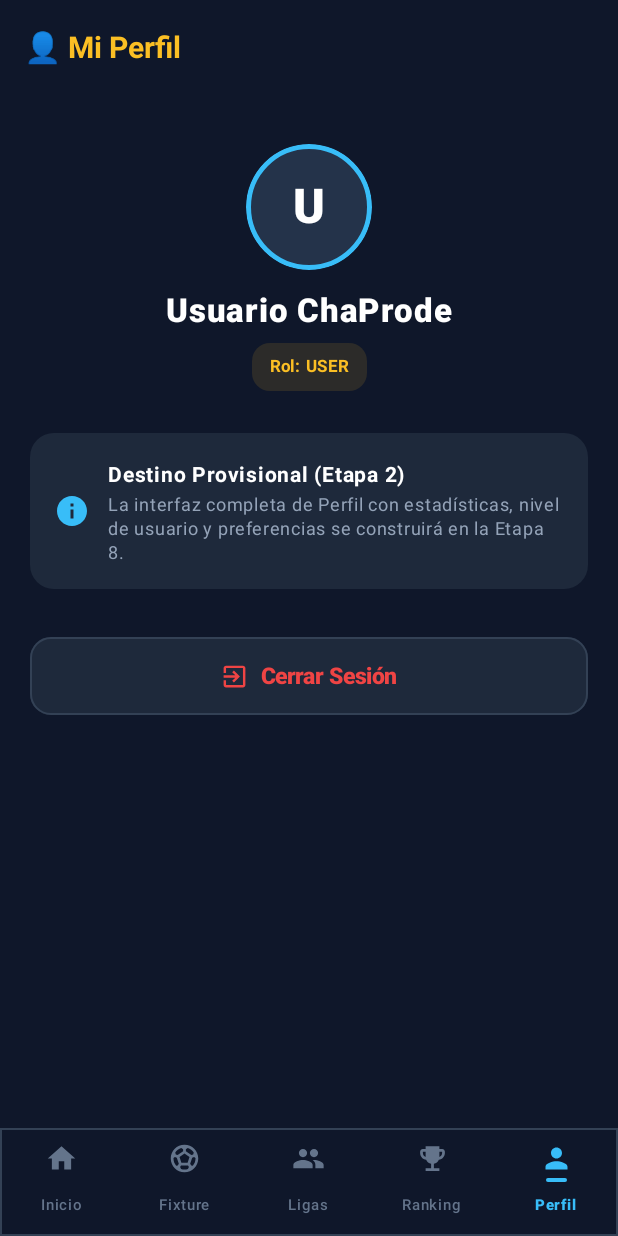
After one commit to sebajaz/ChaProde, an Android app built with Jetpack Compose: the ProfileScreen screen opened through its navigation route, on a phone screen of 412 x 824 dp. The commit adds this screen. Run offline under Robolectric (Android 15) with nearby library versions, the phone set to English and light mode, and no system bars.

Commit message:
feat(mobile): implement etapa 2 bottom navigation bar, app shell and provisional profile screen

```diff
--- a/mobile/app/src/main/kotlin/com/chaprode/mobile/MainActivity.kt
+++ b/mobile/app/src/main/kotlin/com/chaprode/mobile/MainActivity.kt
@@ -4,17 +4,24 @@ import android.os.Bundle
 import androidx.activity.ComponentActivity
 import androidx.activity.compose.setContent
 import androidx.activity.enableEdgeToEdge
+import androidx.compose.foundation.layout.Box
 import androidx.compose.foundation.layout.fillMaxSize
-import androidx.compose.material3.MaterialTheme
-import androidx.compose.material3.Surface
+import androidx.compose.foundation.layout.padding
+import androidx.compose.material3.Scaffold
 import androidx.compose.runtime.Composable
+import androidx.compose.runtime.getValue
 import androidx.compose.ui.Modifier
+import androidx.compose.ui.unit.dp
+import androidx.navigation.NavGraph.Companion.findStartDestination
 import androidx.navigation.compose.NavHost
 import androidx.navigation.compose.composable
+import androidx.navigation.compose.currentBackStackEntryAsState
 import androidx.navigation.compose.rememberNavController
+import com.chaprode.mobile.data.local.preferences.SessionManager
 import com.chaprode.mobile.ui.auth.AuthViewModel
 import com.chaprode.mobile.ui.auth.LoginScreen
 import com.chaprode.mobile.ui.auth.RegisterScreen
+import com.chaprode.mobile.ui.components.ChaProdeBottomNav
 import com.chaprode.mobile.ui.league.LeagueViewModel
 import com.chaprode.mobile.ui.navigation.Screen
 import com.chaprode.mobile.ui.prediction.PredictionViewModel
@@ -22,16 +29,21 @@ import com.chaprode.mobile.ui.ranking.RankingViewModel
 import com.chaprode.mobile.ui.screens.FixtureScreen
 import com.chaprode.mobile.ui.screens.HomeScreen
 import com.chaprode.mobile.ui.screens.LeaguesScreen
+import com.chaprode.mobile.ui.screens.ProfileScreen
 import com.chaprode.mobile.ui.screens.RankingScreen
+import com.chaprode.mobile.ui.theme.ChaProdeBg
+import com.chaprode.mobile.ui.theme.ChaProdeTheme
 
 class MainActivity : ComponentActivity() {
     override fun onCreate(savedInstanceState: Bundle?) {
         super.onCreate(savedInstanceState)
-        com.chaprode.mobile.data.local.preferences.SessionManager.init(applicationContext)
+        SessionManager.init(applicationContext)
         com.chaprode.mobile.data.remote.ApiConfig.init(applicationContext)
         enableEdgeToEdge()
         setContent {
+            ChaProdeTheme {
                 ChaProdeApp()
+            }
         }
     }
 }
@@ -44,39 +56,108 @@ fun ChaProdeApp() {
     val rankingViewModel = RankingViewModel()
     val leagueViewModel = LeagueViewModel()
 
-    val startDest = if (com.chaprode.mobile.data.local.preferences.SessionManager.isLoggedIn()) Screen.Home.route else Screen.Login.route
+    val navBackStackEntry by navController.currentBackStackEntryAsState()
+    val currentRoute = navBackStackEntry?.destination?.route
 
-    Surface(
-        modifier = Modifier.fillMaxSize(),
-        color = MaterialTheme.colorScheme.background
+    // Rutas principales que muestran la barra de navegación inferior (excluye Login y Register)
+    val mainTabs = listOf(
+        Screen.Home.route,
+        Screen.Fixture.route,
+        Screen.Leagues.route,
+        Screen.Ranking.route,
+        Screen.Profile.route
+    )
+    val showBottomNav = currentRoute in mainTabs
+
+    val startDest = if (SessionManager.isLoggedIn()) Screen.Home.route else Screen.Login.route
+
+    Scaffold(
+        bottomBar = {
+            if (showBottomNav) {
+                ChaProdeBottomNav(
+                    currentRoute = currentRoute,
+                    onNavigate = { targetScreen ->
+                        if (currentRoute != targetScreen.route) {
+                            navController.navigate(targetScreen.route) {
+                                // Patrón recomendado de Compose para preservar estados de pestañas y evitar duplicados
+                                popUpTo(navController.graph.findStartDestination().id) {
+                                    saveState = true
+                                }
+                                launchSingleTop = true
+                                restoreState = true
+                            }
+                        }
+                    }
+                )
+            }
+        },
+        containerColor = ChaProdeBg
+    ) { innerPadding ->
+        Box(
+            modifier = Modifier
+                .fillMaxSize()
+                .padding(bottom = if (showBottomNav) innerPadding.calculateBottomPadding() else 0.dp)
         ) {
-        NavHost(navController = navController, startDestination = startDest) {
+            NavHost(
+                navController = navController,
+                startDestination = startDest
+            ) {
                 composable(Screen.Login.route) {
                     LoginScreen(
                         viewModel = authViewModel,
                         onNavigateToRegister = { navController.navigate(Screen.Register.route) },
-                    onLoginSuccess = { navController.navigate(Screen.Home.route) }
-                )
-            }
-            composable(Screen.Register.route) {
-                RegisterScreen(
-                    onNavigateToLogin = { navController.popBackStack() },
-                    onRegisterSuccess = { navController.navigate(Screen.Home.route) }
-                )
-            }
-            composable(Screen.Home.route) {
-                HomeScreen(
-                    viewModel = authViewModel,
-                    onNavigateToFixture = { navController.navigate(Screen.Fixture.route) },
-                    onNavigateToRanking = { navController.navigate(Screen.Ranking.route) },
-                    onNavigateToLeagues = { navController.navigate(Screen.Leagues.route) },
-                    onLogout = {
-                        navController.navigate(Screen.Login.route) {
-                            popUpTo(Screen.Home.route) { inclusive = true }
+                        onLoginSuccess = {
+                            navController.navigate(Screen.Home.route) {
+                                popUpTo(Screen.Login.route) { inclusive = true }
                             }
                         }
                     )
                 }
+
+                composable(Screen.Register.route) {
+                    RegisterScreen(
+                        onNavigateToLogin = { navController.popBackStack() },
+                        onRegisterSuccess = {
+                            navController.navigate(Screen.Home.route) {
+                                popUpTo(Screen.Login.route) { inclusive = true }
+                            }
+                        }
+                    )
+                }
+
+                composable(Screen.Home.route) {
+                    HomeScreen(
+                        viewModel = authViewModel,
+                        onNavigateToFixture = {
+                            navController.navigate(Screen.Fixture.route) {
+                                popUpTo(navController.graph.findStartDestination().id) { saveState = true }
+                                launchSingleTop = true
+                                restoreState = true
+                            }
+                        },
+                        onNavigateToRanking = {
+                            navController.navigate(Screen.Ranking.route) {
+                                popUpTo(navController.graph.findStartDestination().id) { saveState = true }
+                                launchSingleTop = true
+                                restoreState = true
+                            }
+                        },
+                        onNavigateToLeagues = {
+                            navController.navigate(Screen.Leagues.route) {
+                                popUpTo(navController.graph.findStartDestination().id) { saveState = true }
+                                launchSingleTop = true
+                                restoreState = true
+                            }
+                        },
+                        onLogout = {
+                            SessionManager.clearSession()
+                            navController.navigate(Screen.Login.route) {
+                                popUpTo(0) { inclusive = true }
+                            }
+                        }
+                    )
+                }
+
                 composable(Screen.Fixture.route) {
                     FixtureScreen(
                         viewModel = predictionViewModel,
@@ -85,6 +166,7 @@ fun ChaProdeApp() {
                         onNavigateBack = { navController.popBackStack() }
                     )
                 }
+
                 composable(Screen.Ranking.route) {
                     RankingScreen(
                         viewModel = rankingViewModel,
@@ -93,12 +175,25 @@ fun ChaProdeApp() {
                         onNavigateBack = { navController.popBackStack() }
                     )
                 }
+
                 composable(Screen.Leagues.route) {
                     LeaguesScreen(
                         viewModel = leagueViewModel,
                         onNavigateBack = { navController.popBackStack() }
                     )
                 }
+
+                composable(Screen.Profile.route) {
+                    ProfileScreen(
+                        onLogout = {
+                            SessionManager.clearSession()
+                            navController.navigate(Screen.Login.route) {
+                                popUpTo(0) { inclusive = true }
+                            }
+                        }
+                    )
                 }
             }
         }
+    }
+}
--- /dev/null
+++ b/mobile/app/src/main/kotlin/com/chaprode/mobile/ui/components/ChaProdeBottomNav.kt
@@ -0,0 +1,120 @@
+package com.chaprode.mobile.ui.components
+
+import androidx.compose.foundation.background
+import androidx.compose.foundation.border
+import androidx.compose.foundation.clickable
+import androidx.compose.foundation.interaction.MutableInteractionSource
+import androidx.compose.foundation.layout.*
+import androidx.compose.foundation.shape.RoundedCornerShape
+import androidx.compose.material.icons.Icons
+import androidx.compose.material.icons.filled.EmojiEvents
+import androidx.compose.material.icons.filled.Group
+import androidx.compose.material.icons.filled.Home
+import androidx.compose.material.icons.filled.Person
+import androidx.compose.material.icons.filled.SportsSoccer
+import androidx.compose.material.ripple.rememberRipple
+import androidx.compose.material3.Icon
+import androidx.compose.material3.Text
+import androidx.compose.runtime.Composable
+import androidx.compose.runtime.remember
+import androidx.compose.ui.Alignment
+import androidx.compose.ui.Modifier
+import androidx.compose.ui.draw.shadow
+import androidx.compose.ui.graphics.vector.ImageVector
+import androidx.compose.ui.text.font.FontWeight
+import androidx.compose.ui.unit.dp
+import androidx.compose.ui.unit.sp
+import com.chaprode.mobile.ui.navigation.Screen
+import com.chaprode.mobile.ui.theme.*
+
+data class BottomNavDestination(
+    val screen: Screen,
+    val label: String,
+    val icon: ImageVector
+)
+
+val bottomNavItems = listOf(
+    BottomNavDestination(Screen.Home, "Inicio", Icons.Default.Home),
+    BottomNavDestination(Screen.Fixture, "Fixture", Icons.Default.SportsSoccer),
+    BottomNavDestination(Screen.Leagues, "Ligas", Icons.Default.Group),
+    BottomNavDestination(Screen.Ranking, "Ranking", Icons.Default.EmojiEvents),
+    BottomNavDestination(Screen.Profile, "Perfil", Icons.Default.Person)
+)
+
+/**
+ * Barra de navegación inferior persistente de cinco destinos (Figma Make reference: .bottom-nav).
+ * Proporciona acceso rápido a Inicio, Fixture, Ligas, Ranking y Perfil con indicador activo en celeste.
+ */
+@Composable
+fun ChaProdeBottomNav(
+    currentRoute: String?,
+    onNavigate: (Screen) -> Unit,
+    modifier: Modifier = Modifier
+) {
+    Box(
+        modifier = modifier
+            .fillMaxWidth()
+            .shadow(elevation = 16.dp, ambientColor = ChaProdeBg, spotColor = ChaProdeBg)
+            .border(width = 1.dp, color = ChaProdeBorder)
+            .background(ChaProdeBg)
+            .navigationBarsPadding()
+            .height(72.dp)
+    ) {
+        Row(
+            modifier = Modifier.fillMaxSize(),
+            horizontalArrangement = Arrangement.SpaceAround,
+            verticalAlignment = Alignment.CenterVertically
+        ) {
+            bottomNavItems.forEach { destination ->
+                val isSelected = currentRoute == destination.screen.route
+                val contentColor = if (isSelected) ChaProdeSky else ChaProdeSubtle
+
+                Column(
+                    modifier = Modifier
+                        .weight(1f)
+                        .fillMaxHeight()
+                        .clickable(
+                            interactionSource = remember { MutableInteractionSource() },
+                            indication = rememberRipple(bounded = false, radius = 28.dp),
+                            onClick = { onNavigate(destination.screen) }
+                        ),
+                    horizontalAlignment = Alignment.CenterHorizontally,
+                    verticalArrangement = Arrangement.Center
+                ) {
+                    Box(
+                        contentAlignment = Alignment.Center,
+                        modifier = Modifier.padding(bottom = 2.dp)
+                    ) {
+                        Icon(
+                            imageVector = destination.icon,
+                            contentDescription = destination.label,
+                            tint = contentColor,
+                            modifier = Modifier.size(22.dp)
+                        )
+                    }
+
+                    // Línea indicadora activa debajo del icono (Figma Make reference: .bottom-nav button i)
+                    if (isSelected) {
+                        Box(
+                            modifier = Modifier
+                                .width(14.dp)
+                                .height(2.5.dp)
+                                .background(ChaProdeSky, RoundedCornerShape(2.dp))
+                        )
+                    } else {
+                        Spacer(modifier = Modifier.height(2.5.dp))
+                    }
+
+                    Spacer(modifier = Modifier.height(3.dp))
+
+                    Text(
+                        text = destination.label,
+                        color = contentColor,
+                        fontSize = 10.sp,
+                        fontWeight = if (isSelected) FontWeight.ExtraBold else FontWeight.Medium
+                    )
+                }
+            }
+        }
+    }
+}
--- a/mobile/app/src/main/kotlin/com/chaprode/mobile/ui/navigation/Screen.kt
+++ b/mobile/app/src/main/kotlin/com/chaprode/mobile/ui/navigation/Screen.kt
@@ -7,4 +7,5 @@ sealed class Screen(val route: String) {
     object Fixture : Screen("fixture")
     object Ranking : Screen("ranking")
     object Leagues : Screen("leagues")
+    object Profile : Screen("profile")
 }
--- /dev/null
+++ b/mobile/app/src/main/kotlin/com/chaprode/mobile/ui/screens/ProfileScreen.kt
@@ -0,0 +1,169 @@
+package com.chaprode.mobile.ui.screens
+
+import androidx.compose.foundation.background
+import androidx.compose.foundation.border
+import androidx.compose.foundation.layout.*
+import androidx.compose.foundation.rememberScrollState
+import androidx.compose.foundation.shape.CircleShape
+import androidx.compose.foundation.shape.RoundedCornerShape
+import androidx.compose.foundation.verticalScroll
+import androidx.compose.material.icons.Icons
+import androidx.compose.material.icons.automirrored.filled.ExitToApp
+import androidx.compose.material.icons.filled.Info
+import androidx.compose.material.icons.filled.Person
+import androidx.compose.material3.*
+import androidx.compose.runtime.Composable
+import androidx.compose.ui.Alignment
+import androidx.compose.ui.Modifier
+import androidx.compose.ui.draw.clip
+import androidx.compose.ui.graphics.Color
+import androidx.compose.ui.text.font.FontWeight
+import androidx.compose.ui.text.style.TextAlign
+import androidx.compose.ui.unit.dp
+import androidx.compose.ui.unit.sp
+import com.chaprode.mobile.data.local.preferences.SessionManager
+import com.chaprode.mobile.model.User
+import com.chaprode.mobile.ui.components.ButtonVariant
+import com.chaprode.mobile.ui.components.ChaProdeButton
+import com.chaprode.mobile.ui.theme.*
+
+/**
+ * Pantalla provisional de Perfil (Etapa 2).
+ * Proporciona el destino de navegación requerido por el BottomNav de cinco secciones,
+ * utilizando únicamente los datos reales de la sesión actual (sin información ficticia).
+ * La implementación visual completa con ajustes y nivel de usuario se desarrollará en la Etapa 8.
+ */
+@OptIn(ExperimentalMaterial3Api::class)
+@Composable
+fun ProfileScreen(
+    onLogout: () -> Unit,
+    modifier: Modifier = Modifier
+) {
+    val user: User? = SessionManager.getUser()
+
+    Scaffold(
+        topBar = {
+            TopAppBar(
+                title = {
+                    Text(
+                        text = "👤 Mi Perfil",
+                        fontWeight = FontWeight.Bold,
+                        color = ChaProdeGold,
+                        fontSize = 20.sp
+                    )
+                },
+                colors = TopAppBarDefaults.topAppBarColors(containerColor = ChaProdeBg)
+            )
+        },
+        containerColor = ChaProdeBg
+    ) { padding ->
+        Column(
+            modifier = modifier
+                .fillMaxSize()
+                .padding(padding)
+                .verticalScroll(rememberScrollState())
+                .padding(20.dp),
+            horizontalAlignment = Alignment.CenterHorizontally
+        ) {
+            Spacer(modifier = Modifier.height(12.dp))
+
+            // Avatar con inicial del usuario real
+            Box(
+                modifier = Modifier
+                    .size(84.dp)
+                    .clip(CircleShape)
+                    .background(ChaProdeSurfaceRaised)
+                    .border(3.dp, ChaProdeSky, CircleShape),
+                contentAlignment = Alignment.Center
+            ) {
+                Text(
+                    text = (user?.username?.firstOrNull() ?: 'U').uppercase(),
+                    fontSize = 32.sp,
+                    fontWeight = FontWeight.Black,
+                    color = Color.White
+                )
+            }
+
+            Spacer(modifier = Modifier.height(14.dp))
+
+            // Nombre y Email reales de la sesión
+            Text(
+                text = user?.username ?: "Usuario ChaProde",
+                fontSize = 22.sp,
+                fontWeight = FontWeight.ExtraBold,
+                color = Color.White
+            )
+
+            val email = user?.email
+            if (!email.isNullOrBlank()) {
+                Text(
+                    text = email,
+                    fontSize = 13.sp,
+                    color = ChaProdeMuted,
+                    modifier = Modifier.padding(top = 2.dp)
+                )
+            }
+
+            Surface(
+                modifier = Modifier.padding(top = 8.dp),
+                shape = RoundedCornerShape(12.dp),
+                color = ChaProdeGold.copy(alpha = 0.12f)
+            ) {
+                Text(
+                    text = "Rol: ${user?.rol ?: "USER"}",
+                    color = ChaProdeGold,
+                    fontSize = 11.sp,
+                    fontWeight = FontWeight.Bold,
+                    modifier = Modifier.padding(horizontal = 12.dp, vertical = 4.dp)
+                )
+            }
+
+            Spacer(modifier = Modifier.height(28.dp))
+
+            // Tarjeta informativa de destino provisional
+            Card(
+                modifier = Modifier.fillMaxWidth(),
+                shape = RoundedCornerShape(16.dp),
+                colors = CardDefaults.cardColors(containerColor = ChaProdeSurface)
+            ) {
+                Row(
+                    modifier = Modifier.padding(16.dp),
+                    verticalAlignment = Alignment.CenterVertically
+                ) {
+                    Icon(
+                        imageVector = Icons.Default.Info,
+                        contentDescription = null,
+                        tint = ChaProdeSky,
+                        modifier = Modifier.size(24.dp)
+                    )
+                    Spacer(modifier = Modifier.width(12.dp))
+                    Column {
+                        Text(
+                            text = "Destino Provisional (Etapa 2)",
+                            fontWeight = FontWeight.Bold,
+                            color = Color.White,
+                            fontSize = 14.sp
+                        )
+                        Text(
+                            text = "La interfaz completa de Perfil con estadísticas, nivel de usuario y preferencias se construirá en la Etapa 8.",
+                            color = ChaProdeMuted,
+                            fontSize = 12.sp,
+                            lineHeight = 16.sp
+                        )
+                    }
+                }
+            }
+
+            Spacer(modifier = Modifier.height(32.dp))
+
+            // Botón de Cerrar Sesión
+            ChaProdeButton(
+                text = "Cerrar Sesión",
+                onClick = onLogout,
+                variant = ButtonVariant.Secondary,
+                leadingIcon = Icons.AutoMirrored.Filled.ExitToApp,
+                contentColor = ChaProdeDanger
+            )
+        }
+    }
+}
```
Lines whose indentation alone changed are shown as unchanged.
